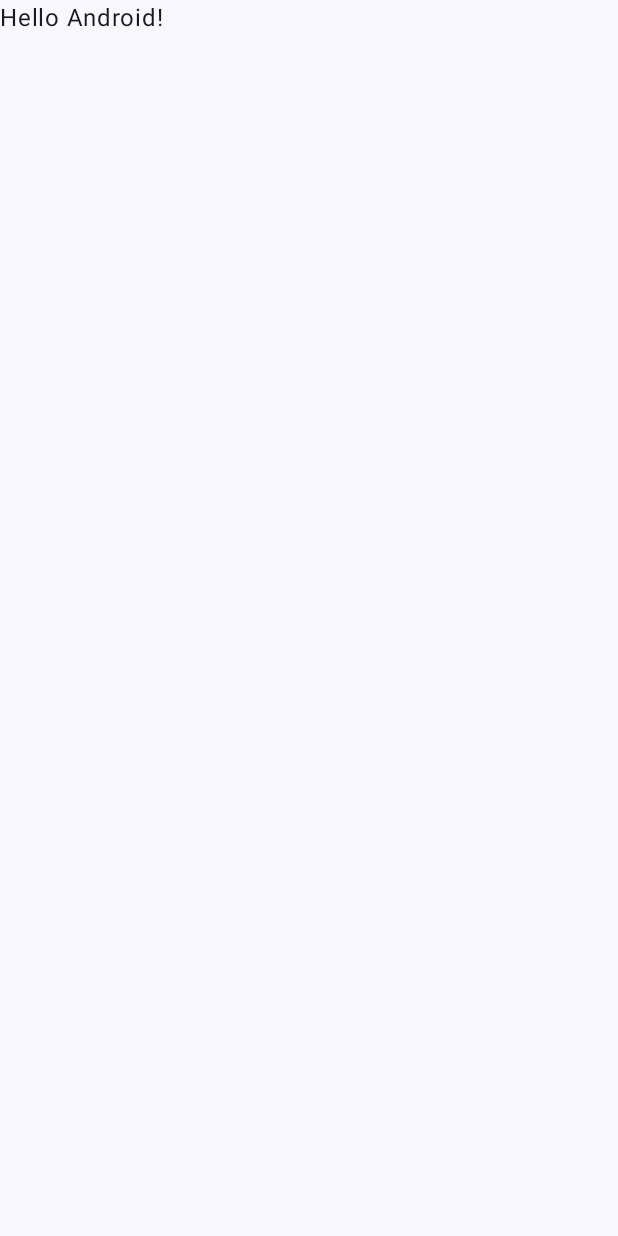
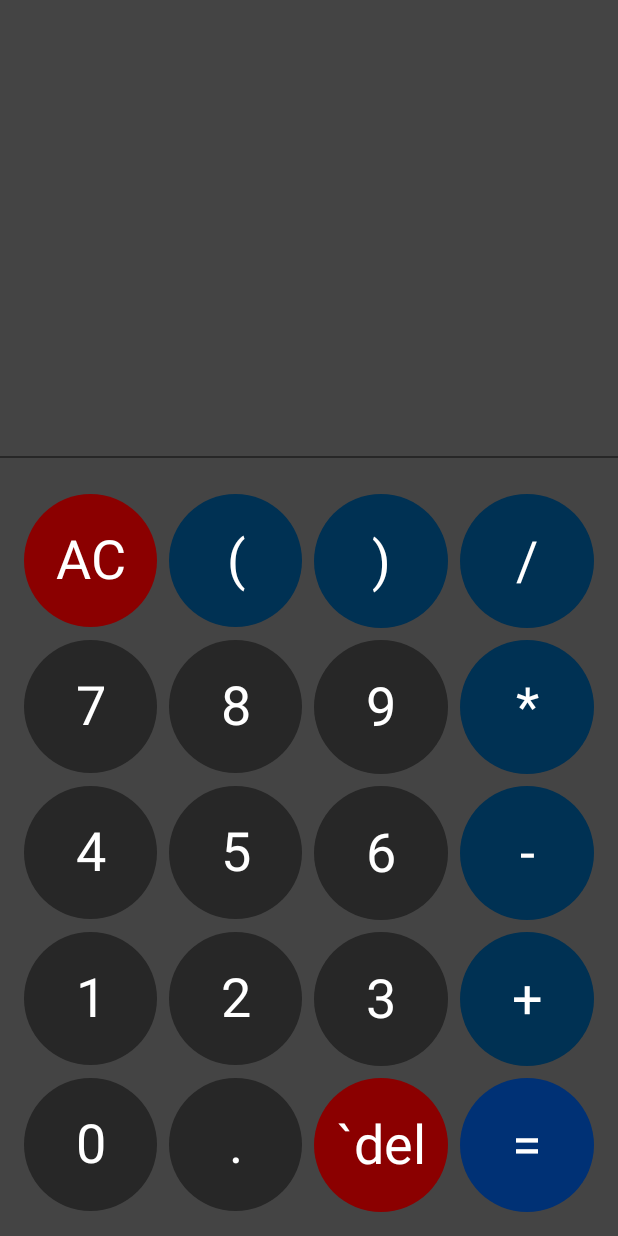
Before and after one commit to PowerPCx86/android_calc_test_app, an Android app built with Jetpack Compose: the screen it shows after launch (MainActivity), on a phone screen of 412 x 824 dp. Before the commit the screen is almost empty. Run offline under Robolectric (Android 15) with nearby library versions, the phone set to English and light mode, and no system bars; our stand-ins replace accompanist.

Commit message:
finish writing the rest of my app source code

```diff
--- a/app/src/main/java/com/example/myapplication1/CalculatorUI.kt
+++ b/app/src/main/java/com/example/myapplication1/CalculatorUI.kt
@@ -2,17 +2,31 @@ package com.example.myapplication1
 
 import android.util.Log
 import androidx.compose.foundation.background
+import androidx.compose.foundation.clickable
 import androidx.compose.foundation.layout.Arrangement
 import androidx.compose.foundation.layout.Box
 import androidx.compose.foundation.layout.Column
+import androidx.compose.foundation.layout.Row
+import androidx.compose.foundation.layout.aspectRatio
 import androidx.compose.foundation.layout.fillMaxSize
 import androidx.compose.foundation.layout.fillMaxWidth
+import androidx.compose.foundation.layout.padding
 import androidx.compose.foundation.lazy.LazyRow
+import androidx.compose.material3.Divider
+import androidx.compose.material3.Text
 import androidx.compose.runtime.Composable
 import androidx.compose.ui.Alignment
 import androidx.compose.ui.Modifier
 import androidx.compose.ui.graphics.Color
+import androidx.compose.ui.modifier.modifierLocalMapOf
+import androidx.compose.ui.text.font.FontWeight
+import androidx.compose.ui.text.style.TextAlign
 import androidx.compose.ui.unit.dp
+import androidx.compose.ui.unit.sp
+import com.example.myapplication1.ui.theme.DarkGray
+import com.example.myapplication1.ui.theme.DarkRed
+import com.example.myapplication1.ui.theme.MediumGray
+import com.example.myapplication1.ui.theme.PrussianBlue
 
 @Composable
 fun CalculatorUI(viewModel: CalculatorViewModel)
@@ -30,7 +44,167 @@ fun CalculatorUI(viewModel: CalculatorViewModel)
         {
             LazyRow(horizontalArrangement = Arrangement.End, modifier = Modifier.fillMaxWidth(), reverseLayout = true)
             {
-
+                item {
+                    Text(
+                        text = exception.value,
+                        textAlign = TextAlign.End,
+                        modifier = Modifier
+                            .fillMaxWidth()
+                            .padding(vertical = 32.dp, horizontal = 8.dp),
+                        fontWeight = FontWeight.Light,
+                        fontSize = 80.sp,
+                        color = Color.White,
+                        maxLines = 1 )
+                }
+            }
+            Divider(
+                color = MediumGray,
+                modifier = Modifier
+                    .fillMaxWidth()
+                    .padding(bottom = 16.dp)
+            )
+            Row (
+                modifier = Modifier
+                    .fillMaxWidth()
+                    .padding(horizontal = 16.dp),
+                horizontalArrangement = Arrangement.spacedBy(buttonSpacing))
+            {
+                CalculatorButton(
+                    symbol = "AC",
+                    color = DarkRed,
+                    modifier = Modifier
+                        .aspectRatio(1f)
+                        .weight(1f)
+                        .clickable { viewModel.clear() }
+                )
+                CalculatorButton(
+                    symbol = "(",
+                    color = PrussianBlue,
+                    modifier = Modifier
+                        .aspectRatio(1f)
+                        .weight(1f)
+                        .clickable { viewModel.append("(") }
+                )
+                CalculatorButton(
+                    symbol = ")",
+                    color = PrussianBlue,
+                    modifier = Modifier
+                        .aspectRatio(1f)
+                        .weight(1f)
+                        .clickable { viewModel.append(")") }
+                )
+                CalculatorButton(
+                    symbol = "/",
+                    color = PrussianBlue,
+                    modifier = Modifier
+                        .aspectRatio(1f)
+                        .weight(1f)
+                        .clickable { viewModel.append("/") }
+                )
+            }
+            Row (
+                modifier = Modifier.fillMaxWidth().padding(horizontal = 16.dp),
+                horizontalArrangement = Arrangement.spacedBy(buttonSpacing)
+            )
+            {
+                CalculatorButton(
+                    symbol = "7",
+                    color = MediumGray,
+                    modifier = Modifier.aspectRatio(1f).weight(1f).clickable { viewModel.append("7") }
+                )
+                CalculatorButton(
+                    symbol = "8",
+                    color = MediumGray,
+                    modifier = Modifier.aspectRatio(1f).weight(1f).clickable { viewModel.append("8") }
+                )
+                CalculatorButton(
+                    symbol = "9",
+                    color = MediumGray,
+                    modifier = Modifier.aspectRatio(1f).weight(1f).clickable { viewModel.append("9") }
+                )
+                CalculatorButton(
+                    symbol = "*",
+                    color = PrussianBlue,
+                    modifier = Modifier.aspectRatio(1f).weight(1f).clickable { viewModel.append("*") }
+                )
+            }
+            Row (
+                modifier = Modifier.fillMaxWidth().padding(horizontal = 16.dp),
+                horizontalArrangement = Arrangement.spacedBy(buttonSpacing)
+            )
+            {
+                CalculatorButton(
+                    symbol = "4",
+                    color = MediumGray,
+                    modifier = Modifier.aspectRatio(1f).weight(1f).clickable { viewModel.append("4") }
+                )
+                CalculatorButton(
+                    symbol = "5",
+                    color = MediumGray,
+                    modifier = Modifier.aspectRatio(1f).weight(1f).clickable { viewModel.append("5") }
+                )
+                CalculatorButton(
+                    symbol = "6",
+                    color = MediumGray,
+                    modifier = Modifier.aspectRatio(1f).weight(1f).clickable { viewModel.append("6") }
+                )
+                CalculatorButton(
+                    symbol = "-",
+                    color = PrussianBlue,
+                    modifier = Modifier.aspectRatio(1f).weight(1f).clickable { viewModel.append("-") }
+                )
+            }
+            Row (
+                modifier = Modifier.fillMaxWidth().padding(horizontal = 16.dp),
+                horizontalArrangement = Arrangement.spacedBy(buttonSpacing)
+            )
+            {
+                CalculatorButton(
+                    symbol = "1",
+                    color = MediumGray,
+                    modifier = Modifier.aspectRatio(1f).weight(1f).clickable { viewModel.append("1") }
+                )
+                CalculatorButton(
+                    symbol = "2",
+                    color = MediumGray,
+                    modifier = Modifier.aspectRatio(1f).weight(1f).clickable { viewModel.append("2") }
+                )
+                CalculatorButton(
+                    symbol = "3",
+                    color = MediumGray,
+                    modifier = Modifier.aspectRatio(1f).weight(1f).clickable { viewModel.append("3") }
+                )
+                CalculatorButton(
+                    symbol = "+",
+                    color = PrussianBlue,
+                    modifier = Modifier.aspectRatio(1f).weight(1f).clickable { viewModel.append("+") }
+                )
+            }
+            Row (
+                modifier = Modifier.fillMaxWidth().padding(start = 16.dp, end = 16.dp, bottom = 16.dp),
+                horizontalArrangement = Arrangement.spacedBy(buttonSpacing)
+            )
+            {
+                CalculatorButton(
+                    symbol = "0",
+                    color = MediumGray,
+                    modifier = Modifier.aspectRatio(1f).weight(1f).clickable { viewModel.append("0") }
+                )
+                CalculatorButton(
+                    symbol = ".",
+                    color = MediumGray,
+                    modifier = Modifier.aspectRatio(1f).weight(1f).clickable { viewModel.append(".") }
+                )
+                CalculatorButton(
+                    symbol = "`del",
+                    color = DarkRed,
+                    modifier = Modifier.aspectRatio(1f).weight(1f).clickable { viewModel.delete() }
+                )
+                CalculatorButton(
+                    symbol = "=",
+                    color = Color(0xFF003175),
+                    modifier = Modifier.aspectRatio(1f).weight(1f).clickable { viewModel.evaluate() }
+                )
             }
         }
     }
--- a/app/src/main/java/com/example/myapplication1/MainActivity.kt
+++ b/app/src/main/java/com/example/myapplication1/MainActivity.kt
@@ -3,41 +3,28 @@ package com.example.myapplication1
 import android.os.Bundle
 import androidx.activity.ComponentActivity
 import androidx.activity.compose.setContent
-import androidx.compose.foundation.layout.fillMaxSize
-import androidx.compose.material3.MaterialTheme
-import androidx.compose.material3.Surface
-import androidx.compose.material3.Text
-import androidx.compose.runtime.Composable
-import androidx.compose.ui.Modifier
-import androidx.compose.ui.tooling.preview.Preview
+import androidx.compose.runtime.SideEffect
 import com.example.myapplication1.ui.theme.MyApplication1Theme
+
+//import com.google.accompanist.systemuicontroller.rememberSystemUiController
 
 class MainActivity : ComponentActivity() {
     override fun onCreate(savedInstanceState: Bundle?) {
         super.onCreate(savedInstanceState)
         setContent {
             MyApplication1Theme {
-                // A surface container using the 'background' color from the theme
-                Surface(modifier = Modifier.fillMaxSize(), color = MaterialTheme.colorScheme.background) {
-                    Greeting("Android")
+                val viewModel = CalculatorViewModel()
+                //val systemUiController = rememberSystemUiController()
+                SideEffect {
+                    //systemUiController.setSystemBarsColor(
+                    //color = DarkGray,
+                    //darkIcons = false
+                    //)
                 }
+                CalculatorUI(
+                    viewModel = viewModel,
+                )
             }
         }
     }
 }
-
-@Composable
-fun Greeting(name: String, modifier: Modifier = Modifier) {
-    Text(
-            text = "Hello $name!",
-            modifier = modifier
-    )
-}
-
-@Preview(showSystemUi = true)
-@Composable
-fun GreetingPreview() {
-    MyApplication1Theme {
-        Greeting("Android")
-    }
-}
--- a/app/src/main/java/com/example/myapplication1/ui/theme/Color.kt
+++ b/app/src/main/java/com/example/myapplication1/ui/theme/Color.kt
@@ -9,3 +9,8 @@ val Pink80 = Color(0xFFEFB8C8)
 val Purple40 = Color(0xFF6650a4)
 val PurpleGrey40 = Color(0xFF625b71)
 val Pink40 = Color(0xFF7D5260)
+
+val MediumGray = Color(0xFF272727)
+val DarkRed = Color(0xFF8b0000)
+val PrussianBlue = Color(0xFF003153)
+val DarkGray = Color(0xFF121212)
```
